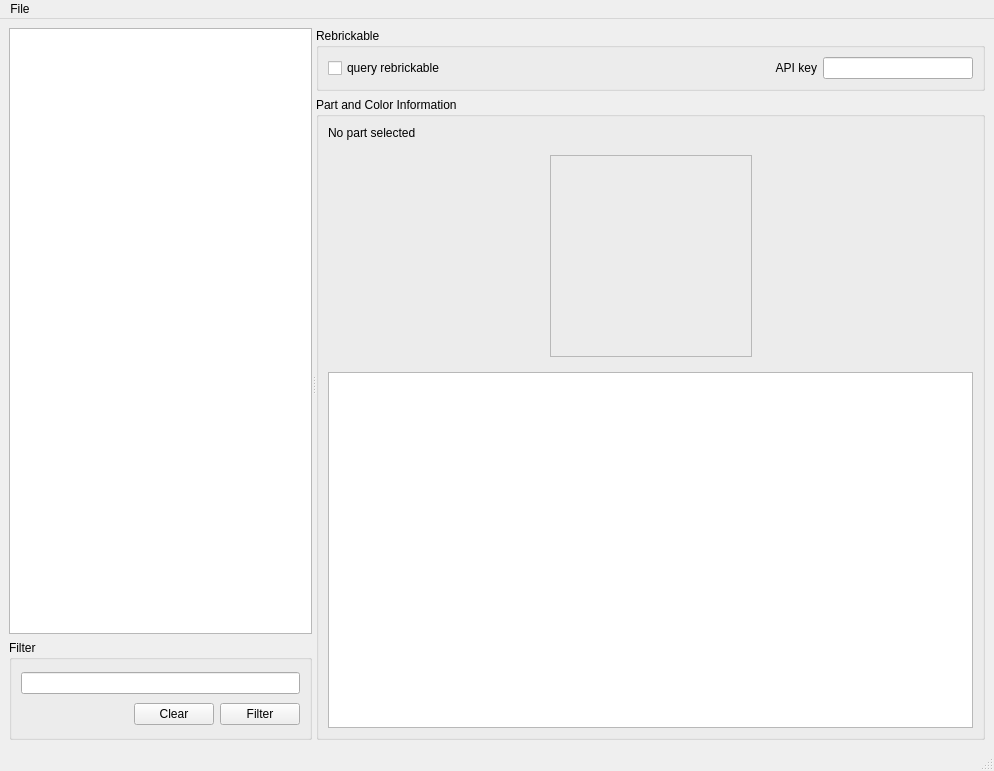
Old version of the form opensdraw/partviewer/partviewer.ui in the repository HazenBabcock/opensdraw.
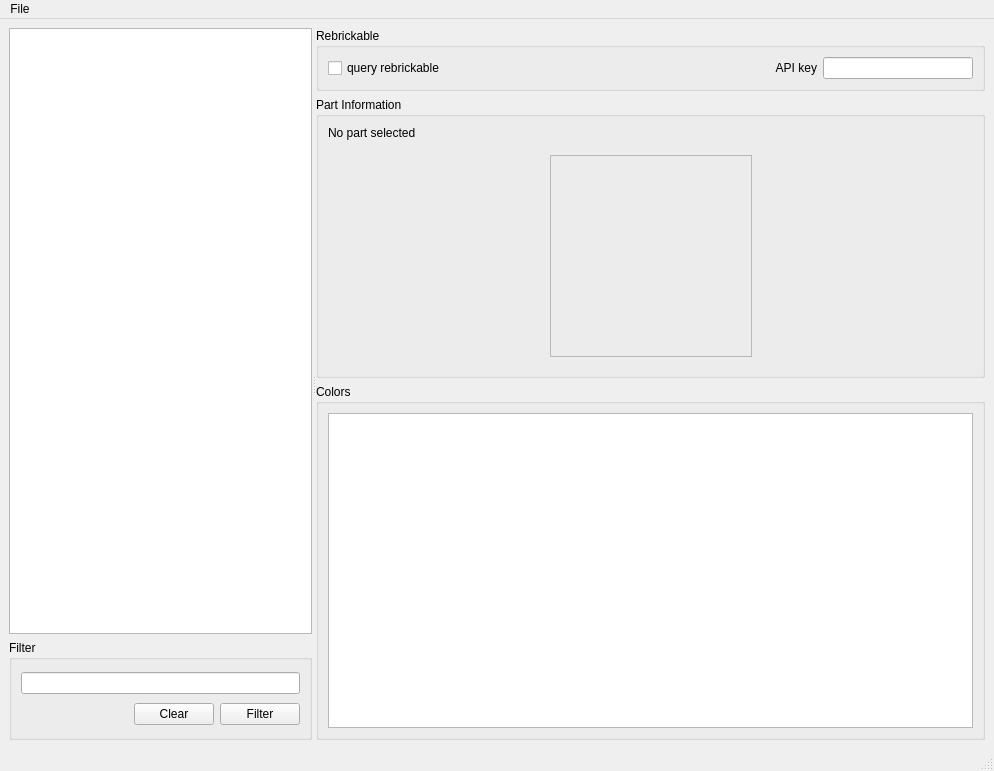
New version of the form. Custom widgets are drawn as their Qt base class.

```diff
--- a/opensdraw/partviewer/partviewer.ui
+++ b/opensdraw/partviewer/partviewer.ui
@@ -152,7 +152,7 @@
         <item>
          <widget class="QGroupBox" name="partInfoGroupBox">
           <property name="title">
-           <string>Part and Color Information</string>
+           <string>Part Information</string>
           </property>
           <layout class="QVBoxLayout" name="verticalLayout_5">
            <item>
@@ -222,8 +222,17 @@
              </layout>
             </widget>
            </item>
-           <item>
-            <widget class="QListView" name="colorListView"/>
+          </layout>
+         </widget>
+        </item>
+        <item>
+         <widget class="QGroupBox" name="groupBox">
+          <property name="title">
+           <string>Colors</string>
+          </property>
+          <layout class="QGridLayout" name="gridLayout_2">
+           <item row="0" column="0">
+            <widget class="ColorListView" name="colorListView"/>
            </item>
           </layout>
          </widget>
@@ -264,6 +273,11 @@
    <extends>QTreeView</extends>
    <header>partTreeView</header>
   </customwidget>
+  <customwidget>
+   <class>ColorListView</class>
+   <extends>QListView</extends>
+   <header>colorListView</header>
+  </customwidget>
  </customwidgets>
  <resources/>
  <connections/>
```
